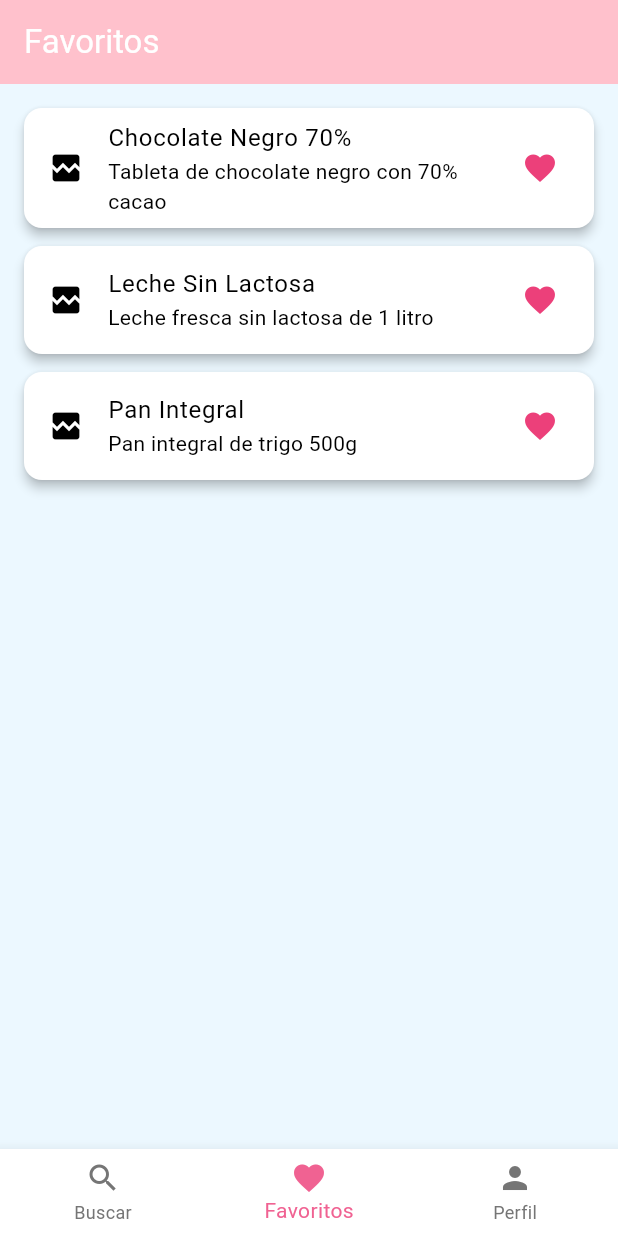
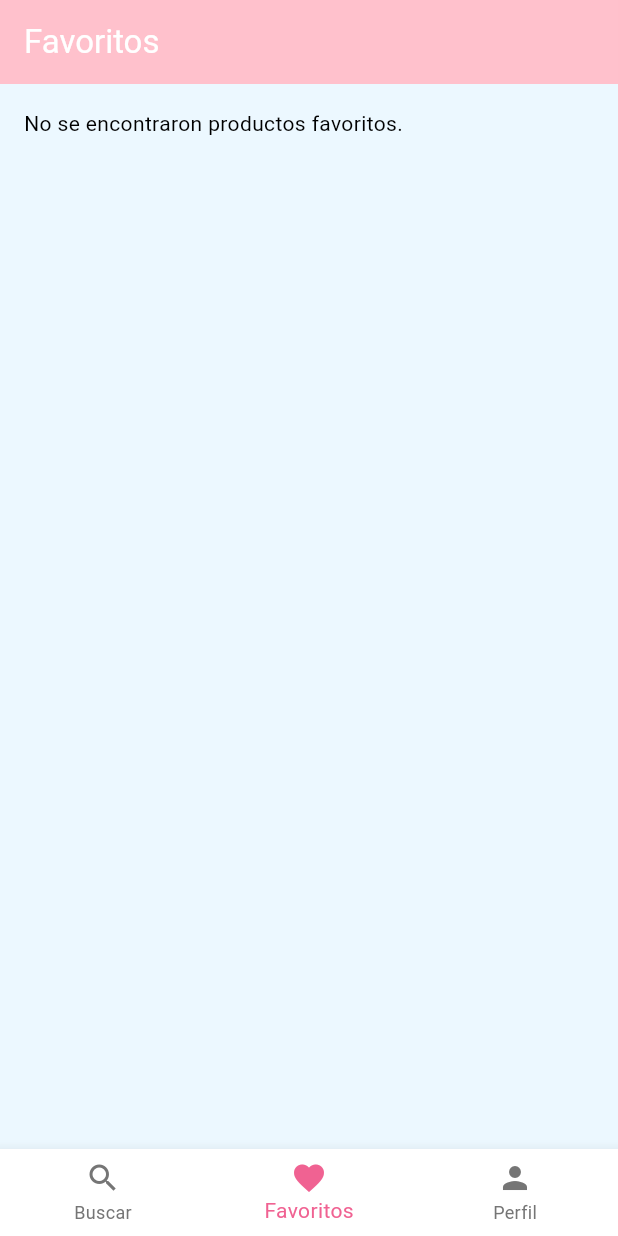
Before and after one commit to Raquel-Alcazar/AllergEat, a Flutter app: the HomeConMenu screen opened directly with empty values, item 2 of the bottom bar chosen, on a phone screen of 412 x 824 dp. Run offline on Flutter 3.47's test engine with Material 3 defaults, Android fonts, the phone set to English and light mode, and no system bars; our stand-ins replace sqflite; missing offline and left inert: openfoodfacts; accounts and stored records are empty.

Commit message:
Funcionalidad de productos favoritos

```diff
--- a/lib/db.dart
+++ b/lib/db.dart
@@ -91,7 +91,9 @@ class DB {
 
     var changed = await database.insert("favorite_products", productMap);
     if (changed > 0) {
-      favoriteProduct.id = (await favoriteProductByUserIdAndProductBarcode(favoriteProduct.userId, favoriteProduct.productBarcode))!.id;
+      favoriteProduct.id = (await favoriteProductByUserIdAndProductBarcode(
+              favoriteProduct.userId, favoriteProduct.productBarcode))!
+          .id;
     }
   }
 
@@ -108,8 +110,10 @@ class DB {
   static Future<List<FavoriteProduct>> favoriteProductsbyUserId(
       int userId) async {
     final database = await _openDB();
-    final List<Map> favoriteProducts = await database
-        .query("favorite_products", where: "user_id = ?", whereArgs: [userId]);
+    final List<Map> favoriteProducts = await database.query("favorite_products",
+        columns: ['rowid', 'user_id', 'product_barcode'],
+        where: "user_id = ?",
+        whereArgs: [userId]);
 
     return List.generate(
         favoriteProducts.length,
--- a/lib/home_con_menu.dart
+++ b/lib/home_con_menu.dart
@@ -25,7 +25,7 @@ class _HomeConMenuState extends State<HomeConMenu> {
   _paginaSeleccionada = widget.paginaInicial;
   _paginas = [
     BusquedaProductos(usuario: widget.usuario),
-    FavoritosScreen(),
+    FavoritosScreen(usuario: widget.usuario),
     PerfilScreen(usuario: widget.usuario),
   ];
 }
--- a/lib/productos_favoritos.dart
+++ b/lib/productos_favoritos.dart
@@ -1,40 +1,68 @@
 import 'package:flutter/material.dart';
+import 'package:allergeat/favorite_product.dart';
+import 'package:allergeat/db.dart';
+import 'package:allergeat/user.dart' as u;
+import 'package:openfoodfacts/openfoodfacts.dart';
 
-class FavoritosScreen extends StatelessWidget {
-  // Lista ficticia de productos favoritos
-  final List<Map<String, String>> productosFavoritos = [
-    {
-      'nombre': 'Chocolate Negro 70%',
-      'descripcion': 'Tableta de chocolate negro con 70% cacao',
-      'imagenUrl':
-          'https://images.unsplash.com/photo-1562440499-02a28c7ffb90?auto=format&fit=crop&w=50&q=80',
-    },
-    {
-      'nombre': 'Leche Sin Lactosa',
-      'descripcion': 'Leche fresca sin lactosa de 1 litro',
-      'imagenUrl':
-          'https://images.unsplash.com/photo-1585238342028-35c6d64442a0?auto=format&fit=crop&w=50&q=80',
-    },
-    {
-      'nombre': 'Pan Integral',
-      'descripcion': 'Pan integral de trigo 500g',
-      'imagenUrl':
-          'https://images.unsplash.com/photo-1509042239860-f550ce710b93?auto=format&fit=crop&w=50&q=80',
-    },
-  ];
+class FavoritosScreen extends StatefulWidget {
+  final u.User usuario;
+
+  FavoritosScreen({required this.usuario});
 
   @override
-  Widget build(BuildContext context) {
-    return Scaffold(
-      appBar: AppBar(
-        title: Text('Favoritos'),
-        automaticallyImplyLeading: false,
-      ),
-      body: ListView.builder(
-        padding: EdgeInsets.all(16),
-        itemCount: productosFavoritos.length,
-        itemBuilder: (context, index) {
-          final producto = productosFavoritos[index];
+  _FavoritosScreenState createState() => _FavoritosScreenState();
+}
+
+class _FavoritosScreenState extends State<FavoritosScreen>
+    with SingleTickerProviderStateMixin {
+  final List<Product> productos = [];
+  late AnimationController _fadeController;
+  bool _cargando = true;
+
+  @override
+  void initState() {
+    super.initState();
+    _fadeController = AnimationController(
+      vsync: this,
+      duration: Duration(milliseconds: 400),
+    );
+    cargarProductosFavoritos();
+  }
+
+  @override
+  void dispose() {
+    _fadeController.dispose();
+    super.dispose();
+  }
+
+  Future<void> buscarProducto(FavoriteProduct productoFavorito) async {
+    final User user = User(userId: '0', password: '0');
+    final configuration = ProductQueryConfiguration(
+      productoFavorito.productBarcode,
+      version: ProductQueryVersion.v3,
+    );
+
+    final product =
+        (await OpenFoodAPIClient.getProductV3(configuration, user: user))
+            .product;
+
+    if (product != null) {
+      productos.add(product);
+    }
+  }
+
+  Future<void> cargarProductosFavoritos() async {
+    List<FavoriteProduct> productosFavoritos =
+        await DB.favoriteProductsbyUserId(widget.usuario.id);
+
+    for (FavoriteProduct p in productosFavoritos) {
+      await buscarProducto(p);
+    }
+
+    setState(() => _cargando = false);
+  }
+
+  Card productoFavoritoCard(Product producto) {
     return Card(
       margin: EdgeInsets.only(bottom: 12),
       shape: RoundedRectangleBorder(
@@ -45,7 +73,7 @@ class FavoritosScreen extends StatelessWidget {
         leading: ClipRRect(
           borderRadius: BorderRadius.circular(8),
           child: Image.network(
-                  producto['imagenUrl']!,
+            producto.imageFrontUrl!,
             width: 50,
             height: 50,
             fit: BoxFit.cover,
@@ -53,13 +81,37 @@ class FavoritosScreen extends StatelessWidget {
                 Icon(Icons.broken_image),
           ),
         ),
-              title: Text(producto['nombre']!),
-              subtitle: Text(producto['descripcion']!),
+        title: Text(producto.productName!),
+        subtitle: Text(producto.brands!),
         trailing: Icon(Icons.favorite, color: Colors.pink.shade400),
       ),
     );
+  }
+
+  @override
+  Widget build(BuildContext context) {
+    return Scaffold(
+        appBar: AppBar(
+          title: Text('Favoritos'),
+          automaticallyImplyLeading: false,
+        ),
+        body: Padding(
+            padding: const EdgeInsets.all(16.0),
+            child: Column(children: [
+              _cargando
+                  ? CircularProgressIndicator()
+                  : Expanded(
+                      child: productos.isEmpty
+                          ? Text('No se encontraron productos favoritos.')
+                          : ListView.builder(
+                              padding: EdgeInsets.all(16),
+                              itemCount: productos.length,
+                              itemBuilder: (context, index) {
+                                final producto = productos[index];
+                                return productoFavoritoCard(producto);
                               },
                             ),
-    );
+                    ),
+            ])));
   }
 }
```
Lines whose indentation alone changed are shown as unchanged.
